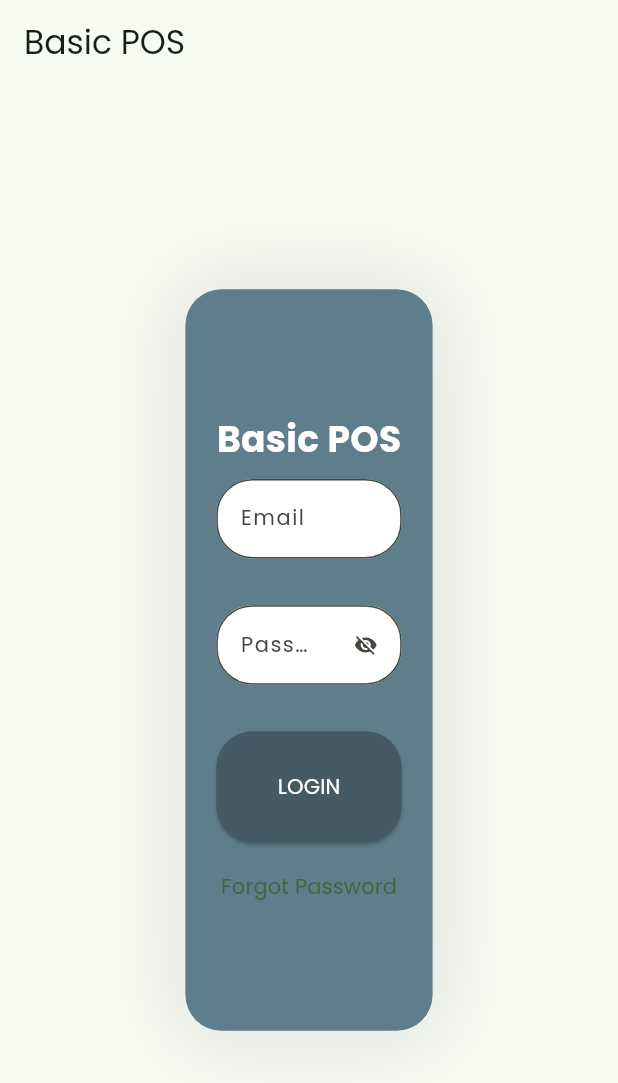
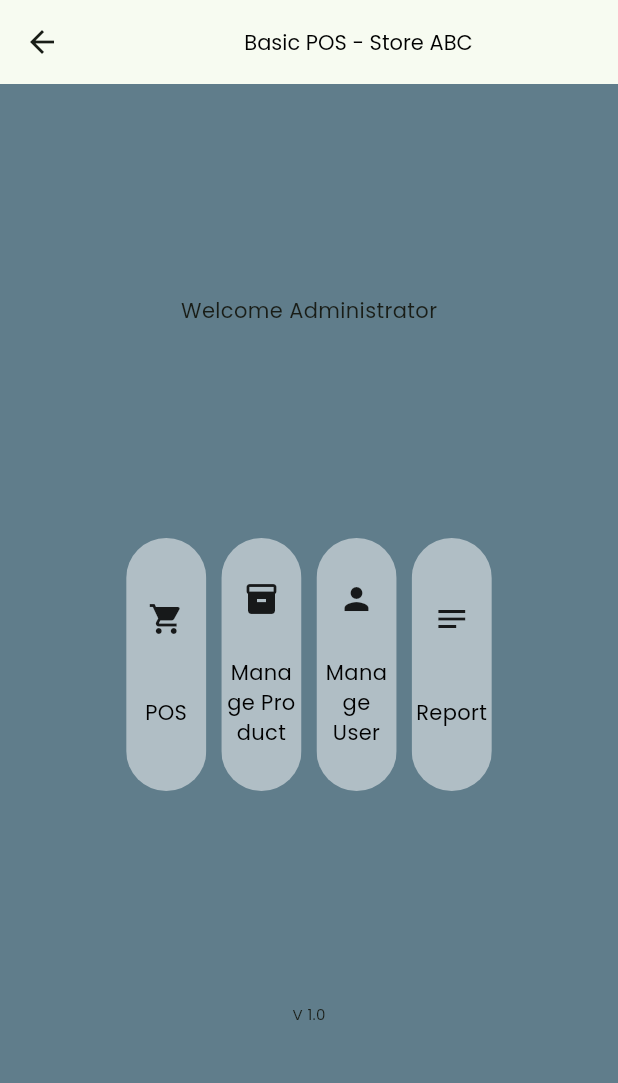
Before and after one commit to firetiger8/basic_pos, a Flutter app: the screen it shows after launch, after a tap on "LOGIN", on a phone screen of 412 x 824 dp. Shown: the top 1083 px of the screen. Run offline on Flutter 3.47's test engine with Material 3 defaults, Android fonts, the light colour scheme and no system bars; our stand-ins replace google_fonts.

Commit message:
added home page, add route from login to home page

```diff
--- /dev/null
+++ b/lib/home/home_page.dart
@@ -0,0 +1,120 @@
+import 'package:flutter/material.dart';
+
+class HomePage extends StatelessWidget {
+  HomePage({Key? key}) : super(key: key);
+
+  double screenHeight = 0.0;
+  double screenWidth = 0.0;
+  double statusBarHeight = 0.0;
+
+  @override
+  Widget build(BuildContext context) {
+    var screenHeight = MediaQuery.of(context).size.height; //552.8638200609188
+    var screenWidth = MediaQuery.of(context).size.width; //961.5022957581195
+
+    return SafeArea(
+      child: Scaffold(
+          appBar: AppBar(
+            title: const Row(
+              mainAxisAlignment: MainAxisAlignment.center,
+              children: [SizedBox(width: 10), Text("Basic POS - Store ABC", style: const TextStyle(color: Colors.black, fontSize: 14))],
+            ),
+          ),
+          resizeToAvoidBottomInset: false,
+          body: Container(
+            //** CENTER MENU */
+            color: Colors.blueGrey,
+            height: screenHeight,
+            width: screenWidth,
+            child: Column(
+              mainAxisAlignment: MainAxisAlignment.spaceEvenly,
+              children: [
+                const Text("Welcome Administrator"),
+                Wrap(
+                  runSpacing: 10,
+                  spacing: 10,
+                  children: [
+                    ClipRRect(
+                      borderRadius: BorderRadius.circular(32),
+                      child: Material(
+                        color: Colors.blueGrey[200],
+                        child: InkWell(
+                          splashColor: Colors.teal[100],
+                          onTap: () {},
+                          child: Container(
+                              margin: const EdgeInsets.all(2),
+                              width: screenWidth * 0.12,
+                              height: screenHeight * 0.2,
+                              child: const Column(mainAxisAlignment: MainAxisAlignment.spaceEvenly, children: [
+                                Icon(Icons.shopping_cart),
+                                Text("POS", textAlign: TextAlign.center, style: TextStyle(fontSize: 14, color: Colors.black)),
+                              ])),
+                        ),
+                      ),
+                    ),
+                    ClipRRect(
+                      borderRadius: BorderRadius.circular(32),
+                      child: Material(
+                        color: Colors.blueGrey[200],
+                        child: InkWell(
+                          splashColor: Colors.teal[100],
+                          onTap: () {},
+                          child: Container(
+                              margin: const EdgeInsets.all(2),
+                              width: screenWidth * 0.12,
+                              height: screenHeight * 0.2,
+                              child: const Column(mainAxisAlignment: MainAxisAlignment.spaceEvenly, children: [
+                                Icon(Icons.inventory),
+                                Text("Manage Product", textAlign: TextAlign.center, style: TextStyle(fontSize: 14, color: Colors.black)),
+                              ])),
+                        ),
+                      ),
+                    ),
+                    ClipRRect(
+                      borderRadius: BorderRadius.circular(32),
+                      child: Material(
+                        color: Colors.blueGrey[200],
+                        child: InkWell(
+                          splashColor: Colors.teal[100],
+                          onTap: () {},
+                          child: Container(
+                              margin: const EdgeInsets.all(2),
+                              width: screenWidth * 0.12,
+                              height: screenHeight * 0.2,
+                              child: const Column(mainAxisAlignment: MainAxisAlignment.spaceEvenly, children: [
+                                Icon(Icons.person),
+                                Text("Manage User", textAlign: TextAlign.center, style: TextStyle(fontSize: 14, color: Colors.black)),
+                              ])),
+                        ),
+                      ),
+                    ),
+                    ClipRRect(
+                      borderRadius: BorderRadius.circular(32),
+                      child: Material(
+                        color: Colors.blueGrey[200],
+                        child: InkWell(
+                          splashColor: Colors.teal[100],
+                          onTap: () {},
+                          child: Container(
+                              margin: const EdgeInsets.all(2),
+                              width: screenWidth * 0.12,
+                              height: screenHeight * 0.2,
+                              child: const Column(mainAxisAlignment: MainAxisAlignment.spaceEvenly, children: [
+                                Icon(Icons.notes),
+                                Text("Report", textAlign: TextAlign.center, style: TextStyle(fontSize: 14, color: Colors.black)),
+                              ])),
+                        ),
+                      ),
+                    ),
+                  ],
+                ),
+                const Text(
+                  "V 1.0",
+                  style: TextStyle(fontSize: 10),
+                )
+              ],
+            ),
+          )),
+    );
+  }
+}
--- a/lib/login/login_page.dart
+++ b/lib/login/login_page.dart
@@ -1,6 +1,8 @@
 // ignore_for_file: unused_field
 
 import 'package:flutter/material.dart';
+
+import '../home/home_page.dart';
 
 class LoginPage extends StatelessWidget {
   final bool _isLoading = false;
@@ -18,11 +20,10 @@ class LoginPage extends StatelessWidget {
     var sWidth = MediaQuery.of(context).size.width;
     var sHeight = MediaQuery.of(context).size.height;
 
-    return Scaffold(key: _scaffoldKey, resizeToAvoidBottomInset: true, body: newMethod(sWidth, sHeight));
-  }
-
-  Center newMethod(double sWidth, double sHeight) {
-    return Center(
+    return Scaffold(
+      key: _scaffoldKey,
+      resizeToAvoidBottomInset: true,
+      body: Center(
         child: FittedBox(
           child: Container(
             width: sWidth * 0.4,
@@ -98,7 +99,10 @@ class LoginPage extends StatelessWidget {
                         borderRadius: BorderRadius.circular(24),
                       ),
                     ),
-                  onPressed: () {},
+                    onPressed: () {
+                      debugPrint("masuk");
+                      Navigator.push(context, MaterialPageRoute(builder: (context) => HomePage()));
+                    },
                     child: const Text(
                       'LOGIN',
                       style: TextStyle(
@@ -120,6 +124,7 @@ class LoginPage extends StatelessWidget {
             ),
           ),
         ),
+      ),
     );
   }
 }
```
Lines whose indentation alone changed are shown as unchanged.
